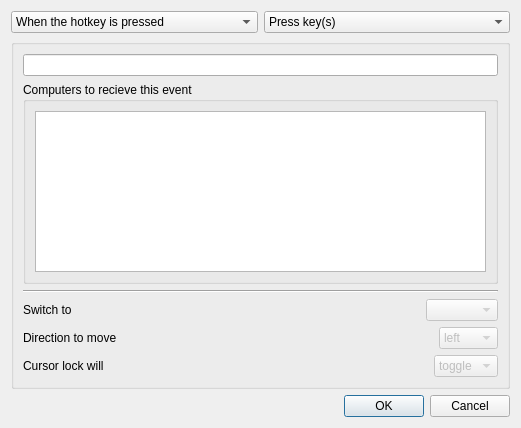
This is src/apps/deskflow-gui/dialogs/ActionDialog.ui in deskflow/deskflow as Qt 5 draws it before an edit. The edited form follows.
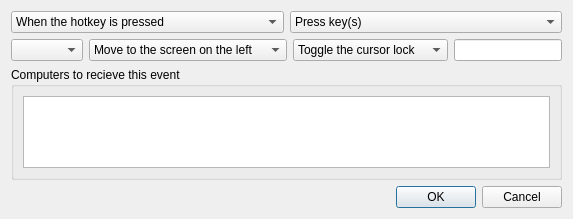
This is the edited form. Custom widgets are drawn as their Qt base class.

Commit message: refactor: ActionDialog, Only show Action relevent options

The edit to the form file:
```diff
--- a/src/apps/deskflow-gui/dialogs/ActionDialog.ui
+++ b/src/apps/deskflow-gui/dialogs/ActionDialog.ui
@@ -6,18 +6,33 @@
    <rect>
     <x>0</x>
     <y>0</y>
-    <width>521</width>
-    <height>428</height>
+    <width>0</width>
+    <height>0</height>
    </rect>
   </property>
+  <property name="sizePolicy">
+   <sizepolicy hsizetype="Maximum" vsizetype="Maximum">
+    <horstretch>0</horstretch>
+    <verstretch>0</verstretch>
+   </sizepolicy>
+  </property>
   <property name="windowTitle">
    <string>Configure Action</string>
   </property>
   <layout class="QVBoxLayout" name="verticalLayout">
+   <property name="spacing">
+    <number>6</number>
+   </property>
    <item>
     <layout class="QHBoxLayout" name="horizontalLayout_4">
      <item>
       <widget class="QComboBox" name="comboTriggerOn">
+       <property name="sizePolicy">
+        <sizepolicy hsizetype="Preferred" vsizetype="Fixed">
+         <horstretch>0</horstretch>
+         <verstretch>0</verstretch>
+        </sizepolicy>
+       </property>
        <item>
         <property name="text">
          <string>When the hotkey is pressed</string>
@@ -32,6 +47,12 @@
      </item>
      <item>
       <widget class="QComboBox" name="comboActionType">
+       <property name="sizePolicy">
+        <sizepolicy hsizetype="Preferred" vsizetype="Fixed">
+         <horstretch>0</horstretch>
+         <verstretch>0</verstretch>
+        </sizepolicy>
+       </property>
        <item>
         <property name="text">
          <string>Press key(s)</string>
@@ -72,184 +93,115 @@
     </layout>
    </item>
    <item>
-    <widget class="QGroupBox" name="m_pGroupType">
+    <layout class="QHBoxLayout" name="horizontalLayout_2">
+     <item>
+      <widget class="QComboBox" name="comboSwitchToScreen">
+       <property name="enabled">
+        <bool>true</bool>
+       </property>
+      </widget>
+     </item>
+     <item>
+      <widget class="QComboBox" name="comboSwitchInDirection">
+       <property name="enabled">
+        <bool>true</bool>
+       </property>
+       <property name="sizePolicy">
+        <sizepolicy hsizetype="Preferred" vsizetype="Fixed">
+         <horstretch>0</horstretch>
+         <verstretch>0</verstretch>
+        </sizepolicy>
+       </property>
+       <item>
+        <property name="text">
+         <string>Move to the screen on the left</string>
+        </property>
+       </item>
+       <item>
+        <property name="text">
+         <string>Move to the screen on the right</string>
+        </property>
+       </item>
+       <item>
+        <property name="text">
+         <string>Move to the screen above</string>
+        </property>
+       </item>
+       <item>
+        <property name="text">
+         <string>Move to the screen below</string>
+        </property>
+       </item>
+      </widget>
+     </item>
+     <item>
+      <widget class="QComboBox" name="comboLockCursorToScreen">
+       <property name="enabled">
+        <bool>true</bool>
+       </property>
+       <property name="sizePolicy">
+        <sizepolicy hsizetype="Preferred" vsizetype="Fixed">
+         <horstretch>0</horstretch>
+         <verstretch>0</verstretch>
+        </sizepolicy>
+       </property>
+       <item>
+        <property name="text">
+         <string>Toggle the cursor lock</string>
+        </property>
+       </item>
+       <item>
+        <property name="text">
+         <string>Enable the cursor lock</string>
+        </property>
+       </item>
+       <item>
+        <property name="text">
+         <string>Disable the cursor lock</string>
+        </property>
+       </item>
+      </widget>
+     </item>
+     <item>
+      <widget class="KeySequenceWidget" name="keySequenceWidget">
+       <property name="sizePolicy">
+        <sizepolicy hsizetype="Preferred" vsizetype="Fixed">
+         <horstretch>0</horstretch>
+         <verstretch>0</verstretch>
+        </sizepolicy>
+       </property>
+       <property name="text">
+        <string/>
+       </property>
+      </widget>
+     </item>
+    </layout>
+   </item>
+   <item>
+    <widget class="QGroupBox" name="groupScreens">
+     <property name="sizePolicy">
+      <sizepolicy hsizetype="Preferred" vsizetype="Preferred">
+       <horstretch>0</horstretch>
+       <verstretch>0</verstretch>
+      </sizepolicy>
+     </property>
      <property name="title">
-      <string/>
+      <string>Computers to recieve this event</string>
      </property>
-     <layout class="QVBoxLayout">
+     <layout class="QHBoxLayout">
       <item>
-       <widget class="KeySequenceWidget" name="keySequenceWidget">
+       <widget class="QListWidget" name="listScreens">
         <property name="sizePolicy">
-         <sizepolicy hsizetype="Expanding" vsizetype="Fixed">
-          <horstretch>1</horstretch>
+         <sizepolicy hsizetype="Expanding" vsizetype="Preferred">
+          <horstretch>0</horstretch>
           <verstretch>0</verstretch>
          </sizepolicy>
         </property>
-        <property name="minimumSize">
-         <size>
-          <width>256</width>
-          <height>0</height>
-         </size>
+        <property name="sizeAdjustPolicy">
+         <enum>QAbstractScrollArea::AdjustToContents</enum>
         </property>
-        <property name="text">
-         <string/>
-        </property>
        </widget>
       </item>
-      <item>
-       <widget class="QGroupBox" name="group_screens">
-        <property name="title">
-         <string>Computers to recieve this event</string>
-        </property>
-        <layout class="QVBoxLayout" name="verticalLayout_2">
-         <item>
-          <widget class="QListWidget" name="listScreens">
-           <property name="sizeAdjustPolicy">
-            <enum>QAbstractScrollArea::AdjustToContents</enum>
-           </property>
-           <property name="selectionMode">
-            <enum>QAbstractItemView::NoSelection</enum>
-           </property>
-          </widget>
-         </item>
-        </layout>
-       </widget>
-      </item>
-      <item>
-       <widget class="Line" name="line">
-        <property name="orientation">
-         <enum>Qt::Horizontal</enum>
-        </property>
-       </widget>
-      </item>
-      <item>
-       <layout class="QHBoxLayout">
-        <item>
-         <widget class="QLabel" name="label">
-          <property name="text">
-           <string>Switch to</string>
-          </property>
-         </widget>
-        </item>
-        <item>
-         <spacer>
-          <property name="orientation">
-           <enum>Qt::Horizontal</enum>
-          </property>
-          <property name="sizeHint" stdset="0">
-           <size>
-            <width>40</width>
-            <height>20</height>
-           </size>
-          </property>
-         </spacer>
-        </item>
-        <item>
-         <widget class="QComboBox" name="m_pComboSwitchToScreen">
-          <property name="enabled">
-           <bool>false</bool>
-          </property>
-         </widget>
-        </item>
-       </layout>
-      </item>
-      <item>
-       <layout class="QHBoxLayout">
-        <item>
-         <widget class="QLabel" name="label_2">
-          <property name="text">
-           <string>Direction to move</string>
-          </property>
-         </widget>
-        </item>
-        <item>
-         <spacer>
-          <property name="orientation">
-           <enum>Qt::Horizontal</enum>
-          </property>
-          <property name="sizeHint" stdset="0">
-           <size>
-            <width>40</width>
-            <height>20</height>
-           </size>
-          </property>
-         </spacer>
-        </item>
-        <item>
-         <widget class="QComboBox" name="m_pComboSwitchInDirection">
-          <property name="enabled">
-           <bool>false</bool>
-          </property>
-          <item>
-           <property name="text">
-            <string>left</string>
-           </property>
-          </item>
-          <item>
-           <property name="text">
-            <string>right</string>
-           </property>
-          </item>
-          <item>
-           <property name="text">
-            <string>up</string>
-           </property>
-          </item>
-          <item>
-           <property name="text">
-            <string>down</string>
-           </property>
-          </item>
-         </widget>
-        </item>
-       </layout>
-      </item>
-      <item>
-       <layout class="QHBoxLayout">
-        <item>
-         <widget class="QLabel" name="label_3">
-          <property name="text">
-           <string>Cursor lock will</string>
-          </property>
-         </widget>
-        </item>
-        <item>
-         <spacer>
-          <property name="orientation">
-           <enum>Qt::Horizontal</enum>
-          </property>
-          <property name="sizeHint" stdset="0">
-           <size>
-            <width>40</width>
-            <height>20</height>
-           </size>
-          </property>
-         </spacer>
-        </item>
-        <item>
-         <widget class="QComboBox" name="m_pComboLockCursorToScreen">
-          <property name="enabled">
-           <bool>false</bool>
-          </property>
-          <item>
-           <property name="text">
-            <string>toggle</string>
-           </property>
-          </item>
-          <item>
-           <property name="text">
-            <string>on</string>
-           </property>
-          </item>
-          <item>
-           <property name="text">
-            <string>off</string>
-           </property>
-          </item>
-         </widget>
-        </item>
-       </layout>
-      </item>
      </layout>
     </widget>
    </item>
```
Left out of the diff: 2 changed lines with no effect on the pictures. The commit also changes 1 other file.
